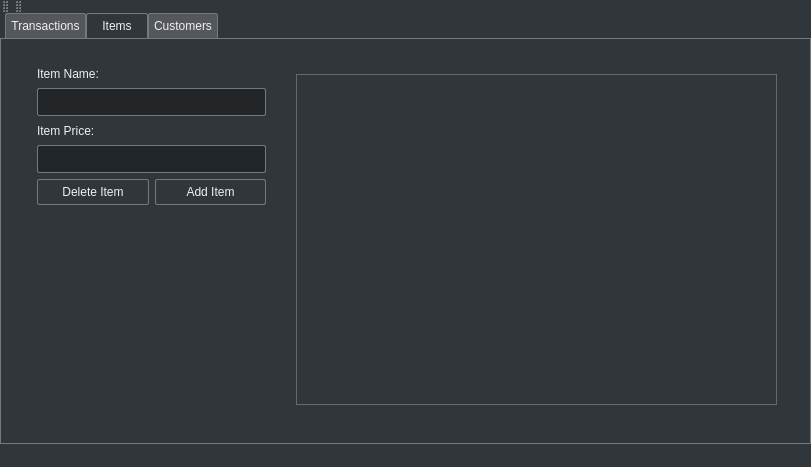
This is mainwindow.ui in miabrielle/GroceryPOS as Qt 5 draws it before an edit. The edited form follows.
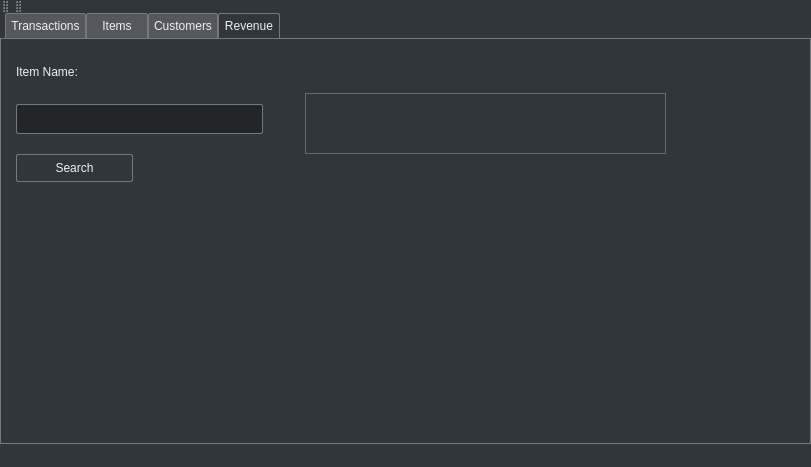
This is the edited form. The open tabs and pages were chosen to show the change.

Commit message: item quantity and revenue

What changed in the file:
```diff
--- a/mainwindow.ui
+++ b/mainwindow.ui
@@ -593,6 +593,57 @@
       </layout>
      </widget>
     </widget>
+    <widget class="QWidget" name="tab_3">
+     <attribute name="title">
+      <string>Revenue</string>
+     </attribute>
+     <widget class="QTableWidget" name="revenueTable">
+      <property name="geometry">
+       <rect>
+        <x>299</x>
+        <y>49</y>
+        <width>361</width>
+        <height>61</height>
+       </rect>
+      </property>
+     </widget>
+     <widget class="QLineEdit" name="searchItemBox">
+      <property name="geometry">
+       <rect>
+        <x>10</x>
+        <y>60</y>
+        <width>247</width>
+        <height>30</height>
+       </rect>
+      </property>
+     </widget>
+     <widget class="QPushButton" name="searchButton">
+      <property name="geometry">
+       <rect>
+        <x>10</x>
+        <y>110</y>
+        <width>117</width>
+        <height>28</height>
+       </rect>
+      </property>
+      <property name="text">
+       <string>Search</string>
+      </property>
+     </widget>
+     <widget class="QLabel" name="itemNameLabel_2">
+      <property name="geometry">
+       <rect>
+        <x>10</x>
+        <y>20</y>
+        <width>247</width>
+        <height>16</height>
+       </rect>
+      </property>
+      <property name="text">
+       <string>Item Name:</string>
+      </property>
+     </widget>
+    </widget>
    </widget>
   </widget>
   <widget class="QMenuBar" name="menuBar">
```
The commit also changes 6 other files.
